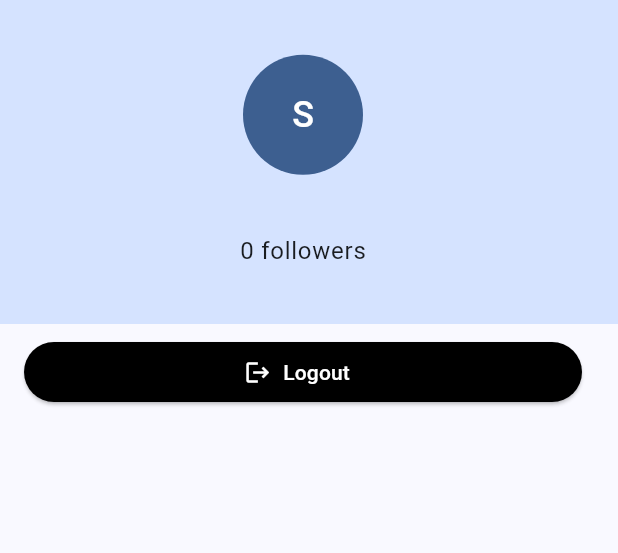
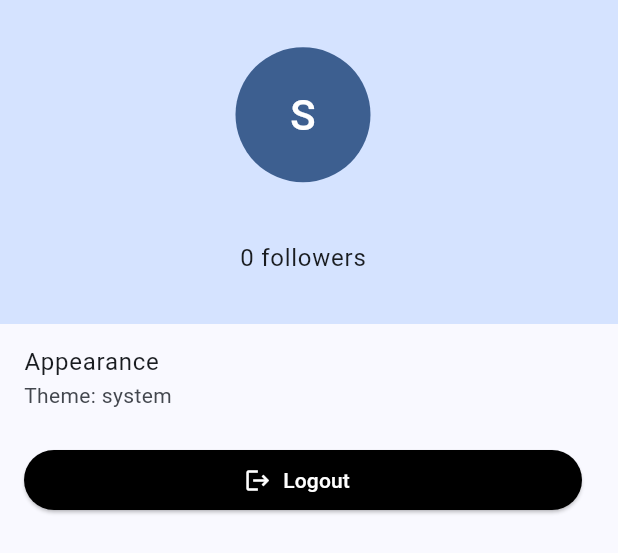
Before and after one commit to Euterpefy/mobile-app, a Flutter app: the AccountTab widget shown alone on an empty page, opened directly, on a phone screen of 412 x 824 dp. Shown: the top 553 px of the screen. Run offline on Flutter 3.47's test engine with Material 3 defaults, Android fonts, the phone set to English and light mode, and no system bars; our stand-ins replace audioplayers, flutter_dotenv, flutter_secure_storage, flutter_slidable, flutter_svg, google_nav_bar and 2 more; accounts and stored records are empty.

Commit message:
themes selection

```diff
--- a/lib/utils/providers/app_context.dart
+++ b/lib/utils/providers/app_context.dart
@@ -5,8 +5,10 @@ import 'package:flutter/material.dart';
 class AppContext extends ChangeNotifier {
   User? _user;
   SpotifyService? _spotifyService;
+  ThemeMode _selectedThemeMode = ThemeMode.system;
 
   User? get user => _user;
+  ThemeMode get selectedThemeMode => _selectedThemeMode;
   SpotifyService? get spotifyService => _spotifyService;
 
   AppContext();
@@ -15,6 +17,7 @@ class AppContext extends ChangeNotifier {
       DateTime expirationDate) {
     _user = user;
     _spotifyService = SpotifyService(
+      userId: user.id,
       accessToken: accessToken,
       refreshToken: refreshToken,
       expirationDate: expirationDate,
@@ -39,4 +42,13 @@ class AppContext extends ChangeNotifier {
     _spotifyService = null;
     notifyListeners();
   }
+
+  void setTheme(String themeMode) {
+    _selectedThemeMode = themeMode == "system"
+        ? ThemeMode.system
+        : themeMode == "dark"
+            ? ThemeMode.dark
+            : ThemeMode.light;
+    notifyListeners();
+  }
 }
--- a/lib/views/home/tabs/account.dart
+++ b/lib/views/home/tabs/account.dart
@@ -2,6 +2,7 @@
 
 import 'package:euterpefy/utils/providers/app_context.dart';
 import 'package:euterpefy/utils/styles/buttons.dart';
+import 'package:euterpefy/views/themes/appearance_select.dart';
 import 'package:euterpefy/widgets/login/spotify_login_button.dart';
 import 'package:flutter/material.dart';
 import 'package:provider/provider.dart';
@@ -44,7 +45,8 @@ class _AccountTabState extends State<AccountTab>
   Widget build(BuildContext context) {
     super.build(context); // Need to call super.build
     final theme = Theme.of(context);
-    final user = Provider.of<AppContext>(context, listen: true).user;
+    final appContext = Provider.of<AppContext>(context, listen: true);
+    final user = appContext.user;
     return SingleChildScrollView(
       child: Column(children: [
         ListTile(
@@ -91,6 +93,18 @@ class _AccountTabState extends State<AccountTab>
           )
         else
           ListTile(
+            title: const Text('Appearance'),
+            subtitle: Text('Theme: ${appContext.selectedThemeMode.name}'),
+            onTap: () => {
+              Navigator.push(
+                  context,
+                  MaterialPageRoute(
+                      builder: (context) => AppearanceScreen(
+                          currentThemeMode: appContext.selectedThemeMode.name,
+                          currentColor: Colors.black)))
+            },
+          ),
+        ListTile(
           title: ElevatedButton.icon(
             onPressed: logout,
             icon: const Icon(Icons.logout),
@@ -115,15 +129,15 @@ class AvatarIcon extends StatelessWidget {
     return userAvatar != null
         ? CircleAvatar(
             backgroundImage: NetworkImage(userAvatar!),
-            radius: 40,
+            radius: 45,
           )
         : CircleAvatar(
             backgroundColor: theme.colorScheme.primary,
-            radius: 40,
+            radius: 45,
             child: Text(
               userName != null && userName!.isNotEmpty ? userName![0] : "S",
               style:
-                  TextStyle(fontSize: 24.0, color: theme.colorScheme.onPrimary),
+                  TextStyle(fontSize: 28.0, color: theme.colorScheme.onPrimary),
             ),
           );
   }
```
Also changed, not shown: lib/main.dart (+20 -7 lines), lib/views/themes/appearance_select.dart (added, +62 -0 lines). Lines whose indentation alone changed are shown as unchanged.
